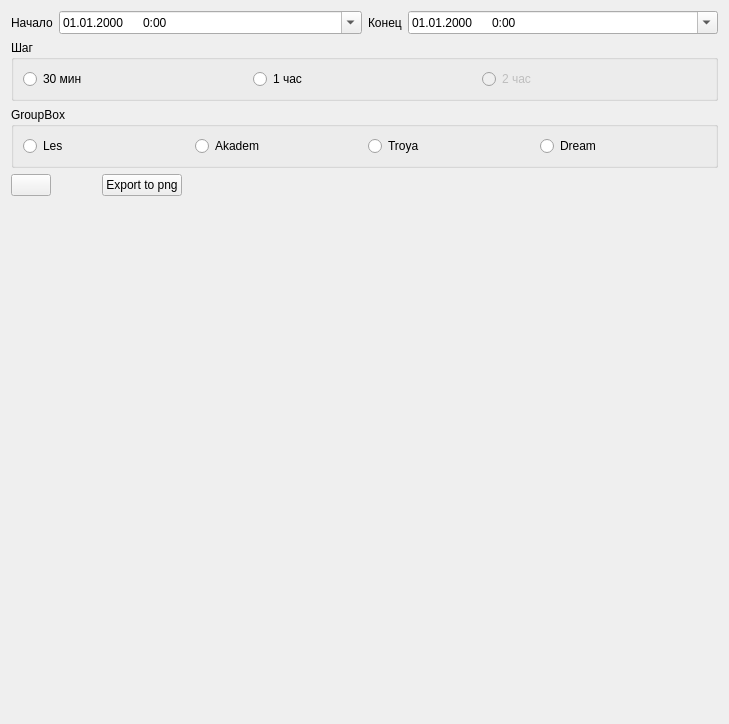
First picture: the form in club_stat/gui/ui/out_form.ui, repository zaswed76/pc_club, before the edit.
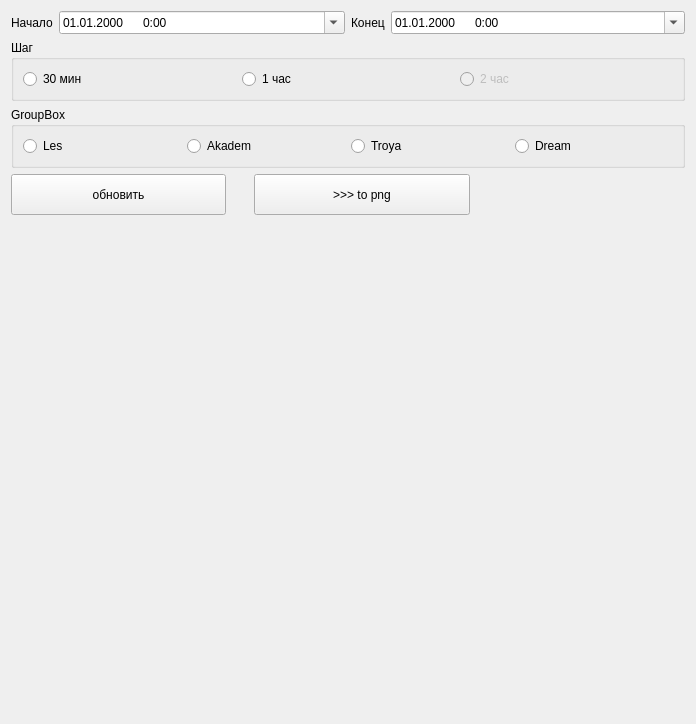
Second picture: the form after the edit.

What changed in the file:
```diff
--- a/club_stat/gui/ui/out_form.ui
+++ b/club_stat/gui/ui/out_form.ui
@@ -6,14 +6,17 @@
    <rect>
     <x>0</x>
     <y>0</y>
-    <width>729</width>
+    <width>696</width>
     <height>724</height>
    </rect>
   </property>
   <property name="windowTitle">
    <string>Form</string>
   </property>
-  <layout class="QVBoxLayout" name="verticalLayout" stretch="0,0,0,0,11,1">
+  <property name="styleSheet">
+   <string notr="true"/>
+  </property>
+  <layout class="QVBoxLayout" name="verticalLayout" stretch="0,0,0,1,11,1">
    <item>
     <layout class="QHBoxLayout" name="horizontalLayout">
      <item>
@@ -137,11 +140,17 @@
     <layout class="QHBoxLayout" name="horizontalLayout_3">
      <item>
       <widget class="QPushButton" name="update_graph_btn">
+       <property name="sizePolicy">
+        <sizepolicy hsizetype="MinimumExpanding" vsizetype="Expanding">
+         <horstretch>0</horstretch>
+         <verstretch>0</verstretch>
+        </sizepolicy>
+       </property>
        <property name="cursor">
         <cursorShape>PointingHandCursor</cursorShape>
        </property>
        <property name="text">
-        <string/>
+        <string>обновить</string>
        </property>
       </widget>
      </item>
@@ -155,7 +164,7 @@
        </property>
        <property name="sizeHint" stdset="0">
         <size>
-         <width>45</width>
+         <width>22</width>
          <height>20</height>
         </size>
        </property>
@@ -163,8 +172,17 @@
      </item>
      <item>
       <widget class="QPushButton" name="export_to_png">
+       <property name="sizePolicy">
+        <sizepolicy hsizetype="Expanding" vsizetype="Expanding">
+         <horstretch>0</horstretch>
+         <verstretch>0</verstretch>
+        </sizepolicy>
+       </property>
+       <property name="cursor">
+        <cursorShape>PointingHandCursor</cursorShape>
+       </property>
        <property name="text">
-        <string>Export to png</string>
+        <string>&gt;&gt;&gt; to png</string>
        </property>
       </widget>
      </item>
@@ -212,6 +230,9 @@
       </property>
       <item>
        <widget class="QLabel" name="graph_lb">
+        <property name="frameShape">
+         <enum>QFrame::NoFrame</enum>
+        </property>
         <property name="text">
          <string/>
         </property>
```
